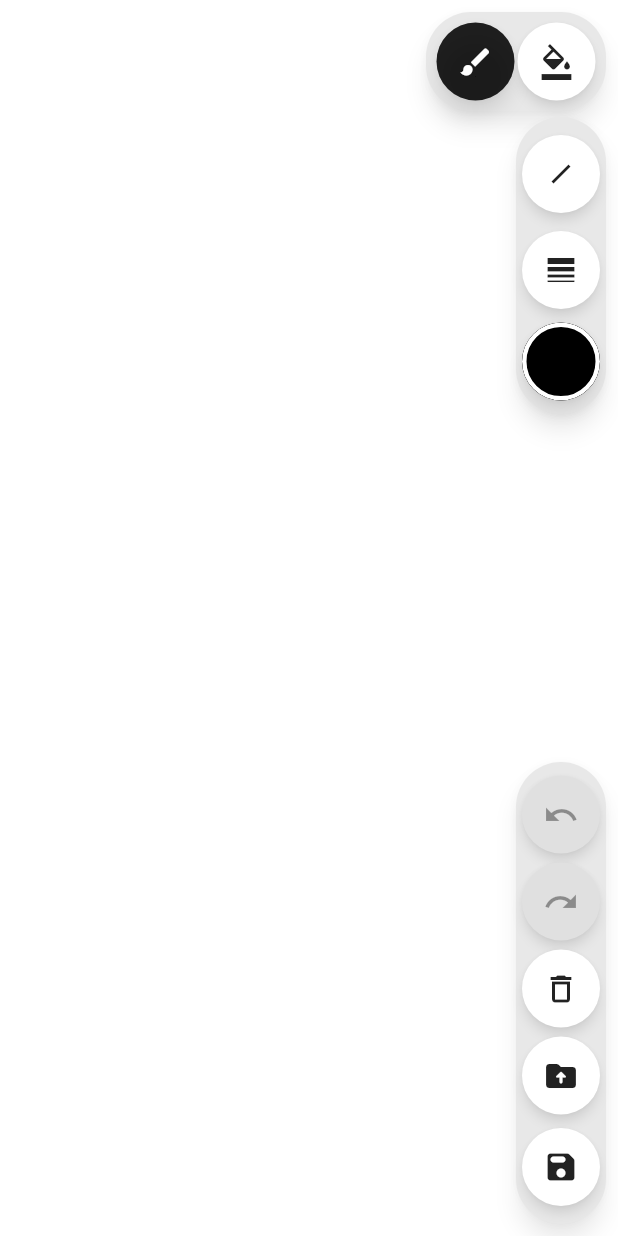
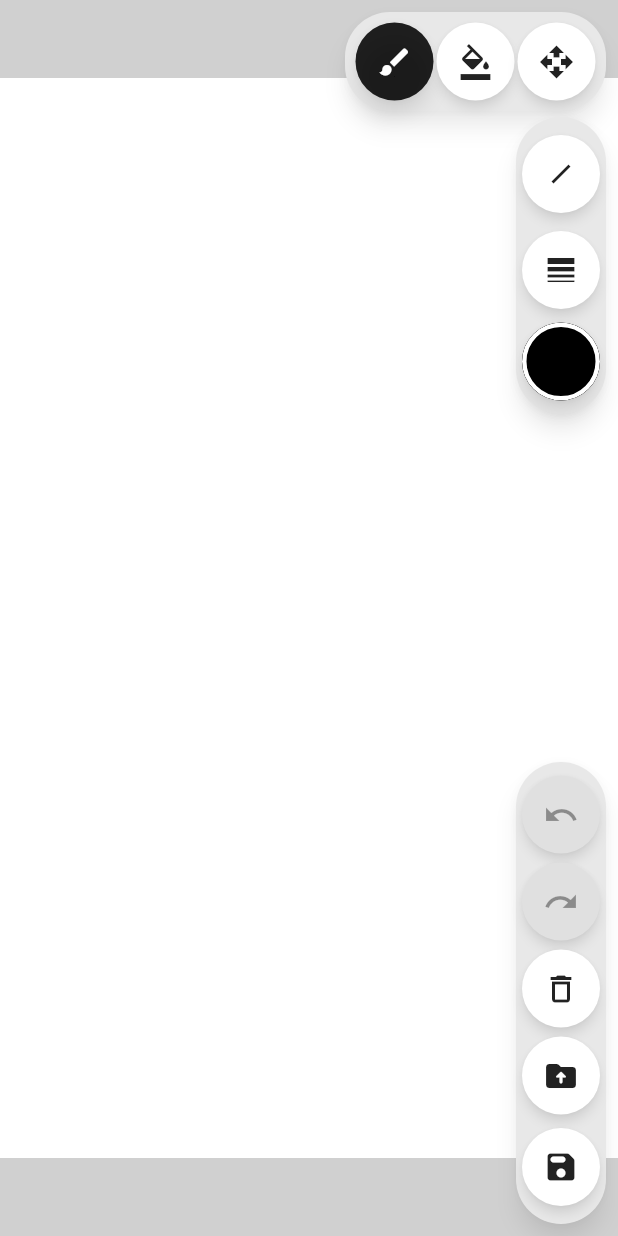
Before and after one commit to ndmanh3003/flutter-sketcher, a Flutter app: the screen it shows after launch, after a tap on the "delete outline" icon, on a phone screen of 412 x 824 dp. Run offline on Flutter 3.47's test engine with Material 3 defaults, Android fonts, the light colour scheme and no system bars; our stand-ins replace cross_file, file_picker, flutter_colorpicker, flutter_svg.

Commit message:
feat: implement movement and zoom feature

```diff
--- a/lib/controllers/drawing_controller.dart
+++ b/lib/controllers/drawing_controller.dart
@@ -8,12 +8,13 @@ import 'package:sketcher/models/draw_shape.dart';
 
 enum FlyoutKind { none, shape, color, stroke, strokeColor, saveFormat }
 
-enum ToolbarTool { draw, fill }
+enum ToolbarTool { draw, fill, move }
 
 class DrawingController extends ChangeNotifier {
   static const List<ToolbarTool> availableToolbarTools = <ToolbarTool>[
     ToolbarTool.draw,
     ToolbarTool.fill,
+    ToolbarTool.move,
   ];
 
   final List<DrawShape> shapes = <DrawShape>[];
@@ -35,14 +36,53 @@ class DrawingController extends ChangeNotifier {
   Color bucketColor = Colors.blue;
   double strokeWidth = 2;
   DrawShape? previewShape;
+  int paintGeneration = 0;
 
   ToolbarTool toolbarTool = ToolbarTool.draw;
   FlyoutKind flyout = FlyoutKind.none;
   double flyoutLeft = 0;
   double flyoutTop = 0;
-  Size canvasSize = Size.zero;
   String? loadedBinaryPath;
   SaveFormat selectedSaveFormat = SaveFormat.bin;
+
+  // ── Canvas / Viewport ───────────────────────────────────────────────────
+
+  /// Fixed canvas size, identical on every device.
+  static const Size canvasSize = Size(1280, 720);
+
+  /// Actual screen (viewport) size – updated by LayoutBuilder.
+  Size viewportSize = Size.zero;
+
+  /// Called once the viewport dimensions are known (or change).
+  /// This is invoked inside LayoutBuilder, so we must NOT call
+  /// notifyListeners synchronously (it would trigger setState during build).
+  void updateViewportSize(Size size) {
+    if (viewportSize == size) return;
+    final bool firstTime = viewportSize == Size.zero;
+    viewportSize = size;
+    if (firstTime) {
+      // Centre the canvas in the viewport on startup.
+      panOffset = _centredPanOffset();
+    } else {
+      _clampPanOffset();
+    }
+  }
+
+  /// Pan offset that places the canvas centre at the viewport centre.
+  Offset _centredPanOffset() {
+    return Offset(
+      (viewportSize.width - canvasSize.width * zoomScale) / 2,
+      (viewportSize.height - canvasSize.height * zoomScale) / 2,
+    );
+  }
+
+  // ── Pan / Zoom ──────────────────────────────────────────────────────────
+
+  Offset panOffset = Offset.zero;
+  double zoomScale = 1.0;
+  static const double _minZoom = 0.3;
+  static const double _maxZoom = 2.0;
+  static const double _zoomStep = 0.1;
 
   static Color opaque(Color c) => c.withValues(alpha: 1);
 
@@ -92,6 +132,63 @@ class DrawingController extends ChangeNotifier {
     setToolbarTool(modes[nextIndex]);
   }
 
+  // ── Pan / Zoom actions ─────────────────────────────────────────────────
+
+  /// Movable area = 1.5× canvas in each dimension, canvas centred.
+  /// That gives 0.25 × canvasSize × zoomScale margin on each side.
+  void _clampPanOffset() {
+    final double scaledW = canvasSize.width * zoomScale;
+    final double scaledH = canvasSize.height * zoomScale;
+    final double marginX = canvasSize.width * 0.25 * zoomScale;
+    final double marginY = canvasSize.height * 0.25 * zoomScale;
+
+    // Default offset that centres the canvas.
+    final double centreX = (viewportSize.width - scaledW) / 2;
+    final double centreY = (viewportSize.height - scaledH) / 2;
+
+    panOffset = Offset(
+      panOffset.dx.clamp(centreX - marginX, centreX + marginX),
+      panOffset.dy.clamp(centreY - marginY, centreY + marginY),
+    );
+  }
+
+  void panBy(Offset delta) {
+    panOffset += delta;
+    _clampPanOffset();
+    notifyListeners();
+  }
+
+  /// Zoom keeping the viewport-centre point fixed on the canvas.
+  void _zoomAroundCenter(double delta) {
+    final double oldZoom = zoomScale;
+    final double newZoom = (zoomScale + delta).clamp(_minZoom, _maxZoom);
+    if (newZoom == oldZoom) return;
+
+    // Viewport centre in screen space
+    final double cx = viewportSize.width / 2;
+    final double cy = viewportSize.height / 2;
+
+    // Canvas-space point currently at viewport centre
+    final double canvasX = (cx - panOffset.dx) / oldZoom;
+    final double canvasY = (cy - panOffset.dy) / oldZoom;
+
+    // Adjust pan so the same canvas point stays at viewport centre
+    panOffset = Offset(cx - canvasX * newZoom, cy - canvasY * newZoom);
+    zoomScale = newZoom;
+    _clampPanOffset();
+    notifyListeners();
+  }
+
+  void zoomIn() => _zoomAroundCenter(_zoomStep);
+
+  void zoomOut() => _zoomAroundCenter(-_zoomStep);
+
+  void resetView() {
+    zoomScale = 1.0;
+    panOffset = _centredPanOffset();
+    notifyListeners();
+  }
+
   // ── Drawing ────────────────────────────────────────────────────────────
 
   void drawPointIfNeeded(Offset point) {
@@ -109,6 +206,7 @@ class DrawingController extends ChangeNotifier {
     shapes.add(shape);
     redoStack.clear();
     undoStack.add(UndoAddShape(shape: shape));
+    paintGeneration++;
     notifyListeners();
   }
 
@@ -139,6 +237,7 @@ class DrawingController extends ChangeNotifier {
     redoStack.clear();
     undoStack.add(UndoAddShape(shape: shape));
     previewShape = null;
+    paintGeneration++;
     notifyListeners();
   }
 
@@ -160,6 +259,7 @@ class DrawingController extends ChangeNotifier {
         ),
       );
       shapes[i] = s.copyWith(fillColor: solid, filled: true);
+      paintGeneration++;
       notifyListeners();
       return;
     }
@@ -179,6 +279,7 @@ class DrawingController extends ChangeNotifier {
     redoStack.clear();
     undoStack.add(UndoClearCanvas(clearedShapes: List<DrawShape>.of(shapes)));
     shapes.clear();
+    paintGeneration++;
     notifyListeners();
   }
 
@@ -212,6 +313,7 @@ class DrawingController extends ChangeNotifier {
         ..clear()
         ..addAll(e.clearedShapes);
     }
+    paintGeneration++;
     notifyListeners();
   }
 
@@ -241,6 +343,7 @@ class DrawingController extends ChangeNotifier {
       );
       shapes.clear();
     }
+    paintGeneration++;
     notifyListeners();
   }
 
@@ -281,6 +384,7 @@ class DrawingController extends ChangeNotifier {
     undoStack.clear();
     redoStack.clear();
     loadedBinaryPath = path;
+    paintGeneration++;
     notifyListeners();
   }
 }
--- a/lib/drawing_page.dart
+++ b/lib/drawing_page.dart
@@ -100,30 +100,43 @@ class _DrawingPageState extends State<DrawingPage> {
 
   // ── Canvas gesture routing ─────────────────────────────────────────────
 
+  /// Convert screen-space position to canvas-space,
+  /// accounting for pan offset and zoom scale.
+  Offset _toCanvasSpace(Offset screen) {
+    return (screen - _ctrl.panOffset) / _ctrl.zoomScale;
+  }
+
   void _onPanStart(DragStartDetails details) {
     if (_ctrl.dismissFlyoutIfOpen()) return;
+    if (_ctrl.toolbarTool == ToolbarTool.move) return;
     if (_ctrl.toolbarTool != ToolbarTool.draw) return;
-    _ctrl.startDraw(details.localPosition);
+    _ctrl.startDraw(_toCanvasSpace(details.localPosition));
   }
 
   void _onPanUpdate(DragUpdateDetails details) {
+    if (_ctrl.toolbarTool == ToolbarTool.move) {
+      _ctrl.panBy(details.delta);
+      return;
+    }
     if (_ctrl.toolbarTool != ToolbarTool.draw) return;
-    _ctrl.updateDraw(details.localPosition);
+    _ctrl.updateDraw(_toCanvasSpace(details.localPosition));
   }
 
   void _onPanEnd(DragEndDetails _) {
+    if (_ctrl.toolbarTool == ToolbarTool.move) return;
     if (_ctrl.toolbarTool != ToolbarTool.draw) return;
     _ctrl.commitDraw();
   }
 
   void _onTapDown(TapDownDetails details) {
     if (_ctrl.dismissFlyoutIfOpen()) return;
+    final Offset canvasPoint = _toCanvasSpace(details.localPosition);
     if (_ctrl.toolbarTool == ToolbarTool.fill) {
-      _ctrl.fillAt(details.localPosition);
+      _ctrl.fillAt(canvasPoint);
       return;
     }
     if (_ctrl.toolbarTool == ToolbarTool.draw) {
-      _ctrl.drawPointIfNeeded(details.localPosition);
+      _ctrl.drawPointIfNeeded(canvasPoint);
     }
   }
 
@@ -152,13 +165,21 @@ class _DrawingPageState extends State<DrawingPage> {
     const double toolSize = 52;
     const double modeBarTop = 8;
     const double topDockTop = modeBarTop + toolSize + 18;
-    final double screenW = MediaQuery.sizeOf(context).width;
+
+    final MediaQueryData mq = MediaQuery.of(context);
+    final EdgeInsets padding = mq.padding;
+    final Size viewportSize = Size(
+      mq.size.width - padding.left - padding.right,
+      mq.size.height - padding.top - padding.bottom,
+    );
+    _ctrl.updateViewportSize(viewportSize);
+
     final bool isColorFlyout =
         _ctrl.flyout == FlyoutKind.color ||
         _ctrl.flyout == FlyoutKind.strokeColor;
     final double pillMaxWidth = isColorFlyout
-        ? math.min(340.0, screenW - toolSize - 48)
-        : math.min(280.0, screenW - toolSize - 48);
+        ? math.min(340.0, viewportSize.width - toolSize - 48)
+        : math.min(280.0, viewportSize.width - toolSize - 48);
 
     return Scaffold(
       body: SafeArea(
@@ -170,11 +191,14 @@ class _DrawingPageState extends State<DrawingPage> {
               child: CanvasArea(
                 shapes: _ctrl.shapes,
                 previewShape: _ctrl.previewShape,
+                canvasSize: DrawingController.canvasSize,
                 onPanStart: _onPanStart,
                 onPanUpdate: _onPanUpdate,
                 onPanEnd: _onPanEnd,
                 onTapDown: _onTapDown,
-                onCanvasSized: (size) => _ctrl.canvasSize = size,
+                panOffset: _ctrl.panOffset,
+                zoomScale: _ctrl.zoomScale,
+                paintGeneration: _ctrl.paintGeneration,
               ),
             ),
             if (_ctrl.flyout != FlyoutKind.none)
@@ -207,8 +231,10 @@ class _DrawingPageState extends State<DrawingPage> {
                 keyColorAnchor: _keyColorAnchor,
                 onToggleShapeFlyout: () =>
                     _handleToggleFlyout(FlyoutKind.shape, _keyShapeAnchor),
-                onToggleStrokeFlyout: () =>
-                    _handleToggleFlyout(FlyoutKind.stroke, _keyStrokeAnchor),
+                onToggleStrokeFlyout: () => _handleToggleFlyout(
+                  FlyoutKind.stroke,
+                  _keyStrokeAnchor,
+                ),
                 onToggleStrokeColorFlyout: () => _handleToggleFlyout(
                   FlyoutKind.strokeColor,
                   _keyStrokeColorAnchor,
@@ -225,8 +251,10 @@ class _DrawingPageState extends State<DrawingPage> {
                 controller: _ctrl,
                 keySaveAnchor: _keySaveAnchor,
                 onLoadScene: _handleLoadScene,
-                onToggleSaveFlyout: () =>
-                    _handleToggleFlyout(FlyoutKind.saveFormat, _keySaveAnchor),
+                onToggleSaveFlyout: () => _handleToggleFlyout(
+                  FlyoutKind.saveFormat,
+                  _keySaveAnchor,
+                ),
               ),
             ),
           ],
--- a/lib/widgets/canvas_area.dart
+++ b/lib/widgets/canvas_area.dart
@@ -8,41 +8,73 @@ class CanvasArea extends StatelessWidget {
     super.key,
     required this.shapes,
     required this.previewShape,
+    required this.canvasSize,
     required this.onPanStart,
     required this.onPanUpdate,
     required this.onPanEnd,
     required this.onTapDown,
-    required this.onCanvasSized,
+    required this.paintGeneration,
+    this.panOffset = Offset.zero,
+    this.zoomScale = 1.0,
   });
 
   final List<DrawShape> shapes;
   final DrawShape? previewShape;
+  final Size canvasSize;
   final GestureDragStartCallback onPanStart;
   final GestureDragUpdateCallback onPanUpdate;
   final GestureDragEndCallback onPanEnd;
   final GestureTapDownCallback onTapDown;
-  final ValueChanged<Size> onCanvasSized;
+  final int paintGeneration;
+  final Offset panOffset;
+  final double zoomScale;
 
   @override
   Widget build(BuildContext context) {
-    return LayoutBuilder(
-      builder: (context, constraints) {
-        onCanvasSized(Size(constraints.maxWidth, constraints.maxHeight));
     return GestureDetector(
       behavior: HitTestBehavior.opaque,
       onPanStart: onPanStart,
       onPanUpdate: onPanUpdate,
       onPanEnd: onPanEnd,
       onTapDown: onTapDown,
+      child: ClipRect(
+        child: SizedBox.expand(
+          child: ColoredBox(
+            color: const Color(0xFFD0D0D0),
+            child: Transform(
+              transform:
+                  Matrix4.translationValues(panOffset.dx, panOffset.dy, 0) *
+                  Matrix4.diagonal3Values(zoomScale, zoomScale, 1),
+              // OverflowBox breaks tight parent constraints so the
+              // SizedBox inside can enforce the fixed canvas dimensions.
+              child: OverflowBox(
+                alignment: Alignment.topLeft,
+                minWidth: 0,
+                maxWidth: double.infinity,
+                minHeight: 0,
+                maxHeight: double.infinity,
+                child: ClipRect(
+                  child: SizedBox(
+                    width: canvasSize.width,
+                    height: canvasSize.height,
                     child: ColoredBox(
                       color: Colors.white,
                       child: CustomPaint(
-              size: Size(constraints.maxWidth, constraints.maxHeight),
-              painter: DrawingPainter(shapes: shapes, preview: previewShape),
+                        size: canvasSize,
+                        painter: DrawingPainter(
+                          shapes: shapes,
+                          preview: previewShape,
+                          paintGeneration: paintGeneration,
+                        ),
+                      ),
+                    ),
+                  ),
+                ),
+              ),
+            ),
+          ),
         ),
       ),
     );
-      },
-    );
   }
 }
--- a/lib/widgets/drawing_painter.dart
+++ b/lib/widgets/drawing_painter.dart
@@ -5,10 +5,15 @@ import 'package:flutter/material.dart';
 import 'package:sketcher/models/draw_shape.dart';
 
 class DrawingPainter extends CustomPainter {
-  const DrawingPainter({required this.shapes, required this.preview});
+  const DrawingPainter({
+    required this.shapes,
+    required this.preview,
+    required this.paintGeneration,
+  });
 
   final List<DrawShape> shapes;
   final DrawShape? preview;
+  final int paintGeneration;
 
   @override
   void paint(Canvas canvas, Size size) {
@@ -76,6 +81,7 @@ class DrawingPainter extends CustomPainter {
 
   @override
   bool shouldRepaint(covariant DrawingPainter oldDelegate) {
-    return oldDelegate.shapes != shapes || oldDelegate.preview != preview;
+    return oldDelegate.paintGeneration != paintGeneration ||
+        oldDelegate.preview != preview;
   }
 }
```
Also changed, not shown: lib/services/file_operations.dart (+5 -4 lines), lib/widgets/toolbar_widgets.dart (+51 -0 lines). Lines whose indentation alone changed are shown as unchanged.
